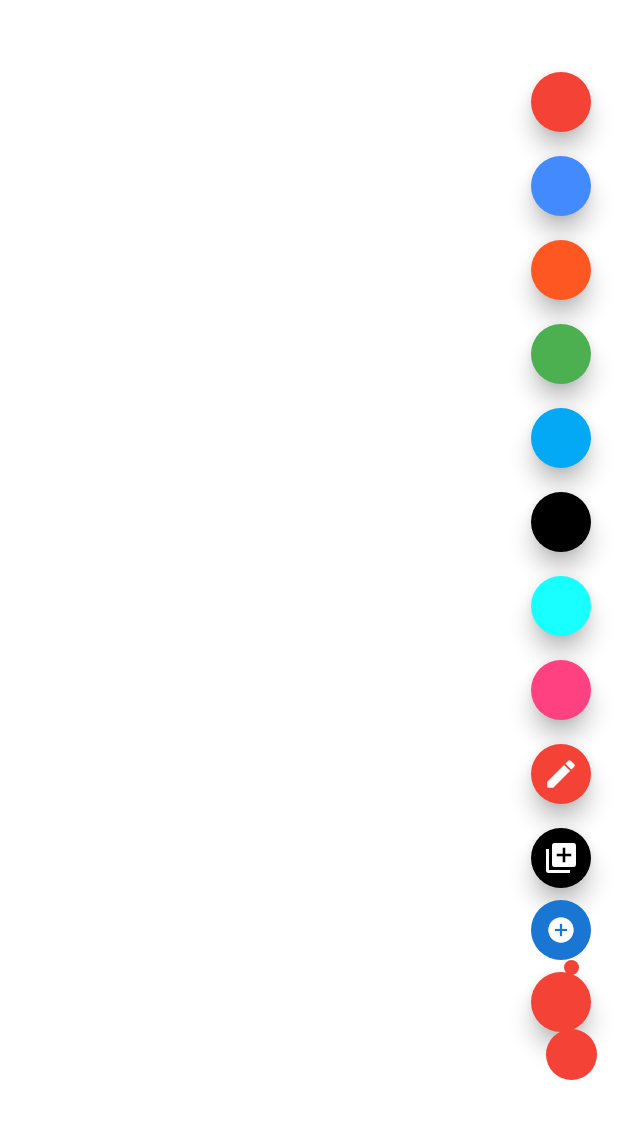
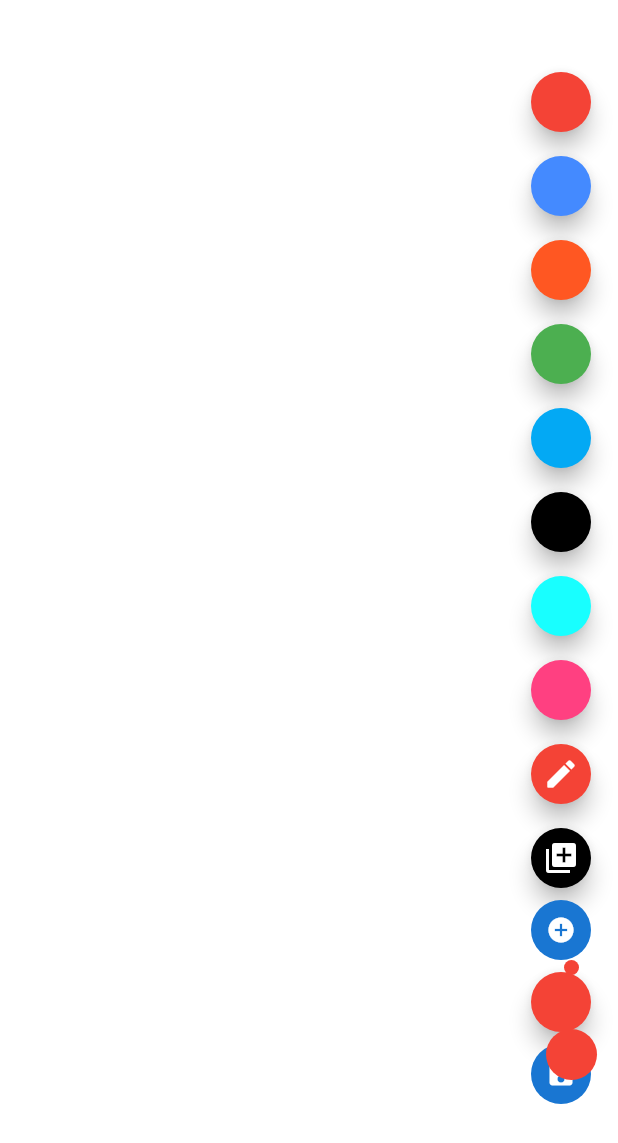
Before and after one commit to JosephSafouri/OXO-2123, a Flutter app: the screen it shows after launch, on a phone screen of 412 x 824 dp. Shown: the top 1143 px of the screen. Run offline on Flutter 3.47's test engine with Material 2 defaults, Android fonts, the phone set to English and light mode, and no system bars; drawn by our look-alikes of screenshot; our stand-ins replace image_gallery_saver, image_picker.

Commit message:
Created export feature

```diff
--- a/flutter-app/flutter_drawing_app/starter/lib/drawing_page.dart
+++ b/flutter-app/flutter_drawing_app/starter/lib/drawing_page.dart
@@ -5,8 +5,10 @@ import 'package:drawing_app/drawn_line.dart';
 import 'package:drawing_app/sketcher.dart';
 import 'package:flutter/material.dart';
 import 'package:flutter/services.dart';
+import 'package:image_gallery_saver/image_gallery_saver.dart';
 import 'package:image_picker/image_picker.dart';
 import 'package:flutter/foundation.dart' show kIsWeb;
+import 'package:screenshot/screenshot.dart';
 
 // Status keeps track of what action the user is trying to execute, default to none on start
 enum Status {
@@ -32,6 +34,9 @@ class _DrawingPageState extends State<DrawingPage> {
   GlobalKey _globalKey = new GlobalKey();
   List<DrawnLine> lines = <DrawnLine>[];
   DrawnLine line = DrawnLine([], Colors.white, 0);
+  ScreenshotController screenshotController = ScreenshotController();
+
+  Uint8List _image = Uint8List.fromList([0]);
 
   Status state = Status.none;
   Color selectedColor = Colors.red;
@@ -61,6 +66,15 @@ class _DrawingPageState extends State<DrawingPage> {
   */
   Future<void> save() async {
     // TODO
+    print("User saved the image");
+    await screenshotController.capture().then((image) => {
+      _image = image!
+    });
+    final saved = await ImageGallerySaver.saveImage(
+      _image,
+      quality: 100,
+      name: DateTime.now().toIso8601String(),
+    );
   }
   /*
   * This will let the user clear the page of all notations
@@ -227,7 +241,7 @@ class _DrawingPageState extends State<DrawingPage> {
         mainAxisAlignment: MainAxisAlignment.start,
         children: [
           for (Color color in toolbarColors) buildColorButton(color),
-          buildLineButton(), buildUploadButton(), buildPointButton(), buildTextFieldButton()
+          buildLineButton(), buildUploadButton(), buildPointButton(), buildTextFieldButton(), buildSaveButton()
         ],
       ),
     );
@@ -387,8 +401,17 @@ Widget buildUploadButton() {
       backgroundColor: Colors.white10,
       body: Stack(
         children: <Widget>[
-          determineDisplayContent(_width, _height),
-          buildCurrentPath(context),
+
+          Screenshot(
+              child: Stack(
+
+                children: [
+                  determineDisplayContent(_width, _height),
+                  buildCurrentPath(context)
+                ],
+              ),
+              controller: screenshotController
+          ),
           Positioned(child: Container(
             color: Colors.white,
             alignment: Alignment.centerRight,
--- a/flutter-app/flutter_drawing_app/starter/pubspec.yaml
+++ b/flutter-app/flutter_drawing_app/starter/pubspec.yaml
@@ -30,6 +30,8 @@ dependencies:
   cupertino_icons: ^1.0.2
   path_provider: ^2.0.2
   image_picker: ^0.8.5+3
+  screenshot: ^1.2.3
+  image_gallery_saver: ^1.7.1
 
 dev_dependencies:
   flutter_test:
```
Also changed, not shown: flutter-app/flutter_drawing_app/starter/pubspec.lock, 1 other file.
